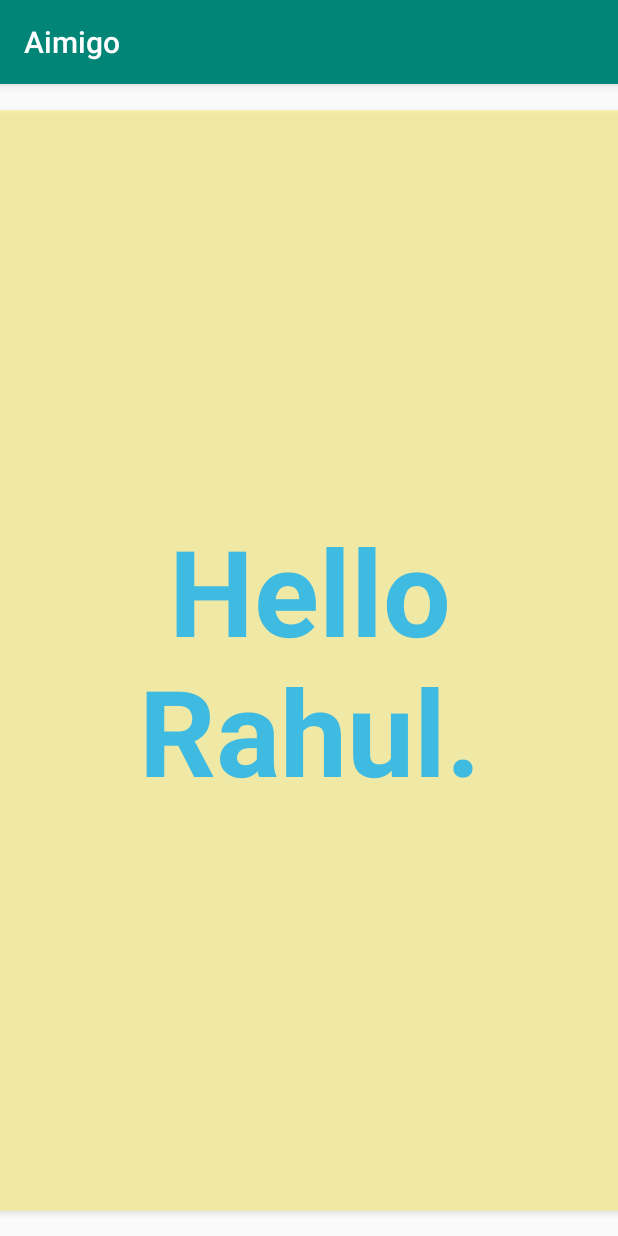
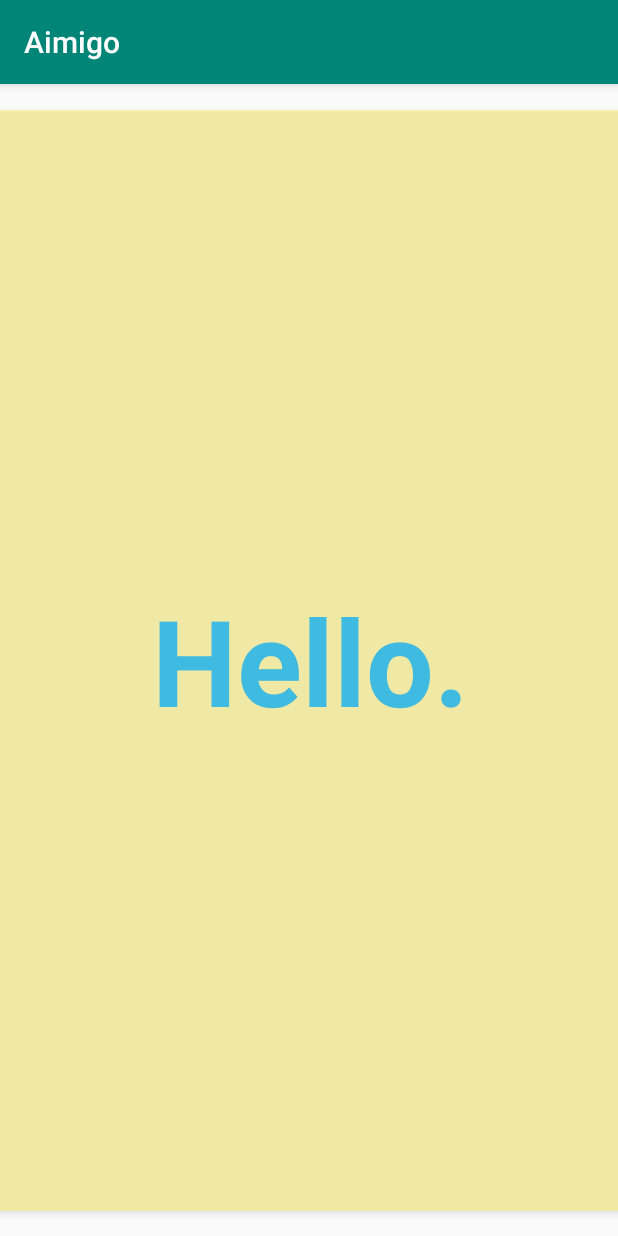
Before and after one commit to rahulmahendru/WALA, an Android app: the screen it shows after launch (MainActivity), on a phone screen of 412 x 824 dp. Run offline under Robolectric (Android 15) with nearby library versions, the phone set to English and light mode, and no system bars.

Commit message:
Update activity_main.xml

```diff
--- a/Wala/src/main/res/layout/activity_main.xml
+++ b/Wala/src/main/res/layout/activity_main.xml
@@ -13,7 +13,7 @@
         android:background="#60FFEB3B"
         android:fontFamily="Apercu"
         android:onClick="dispaySecondScreen"
-        android:text="Hello Rahul."
+        android:text="Hello."
         android:textAppearance="@style/TextAppearance.AppCompat.Display4"
         android:textColor="#BE03A9F4"
         android:textSize="80dp"
```
